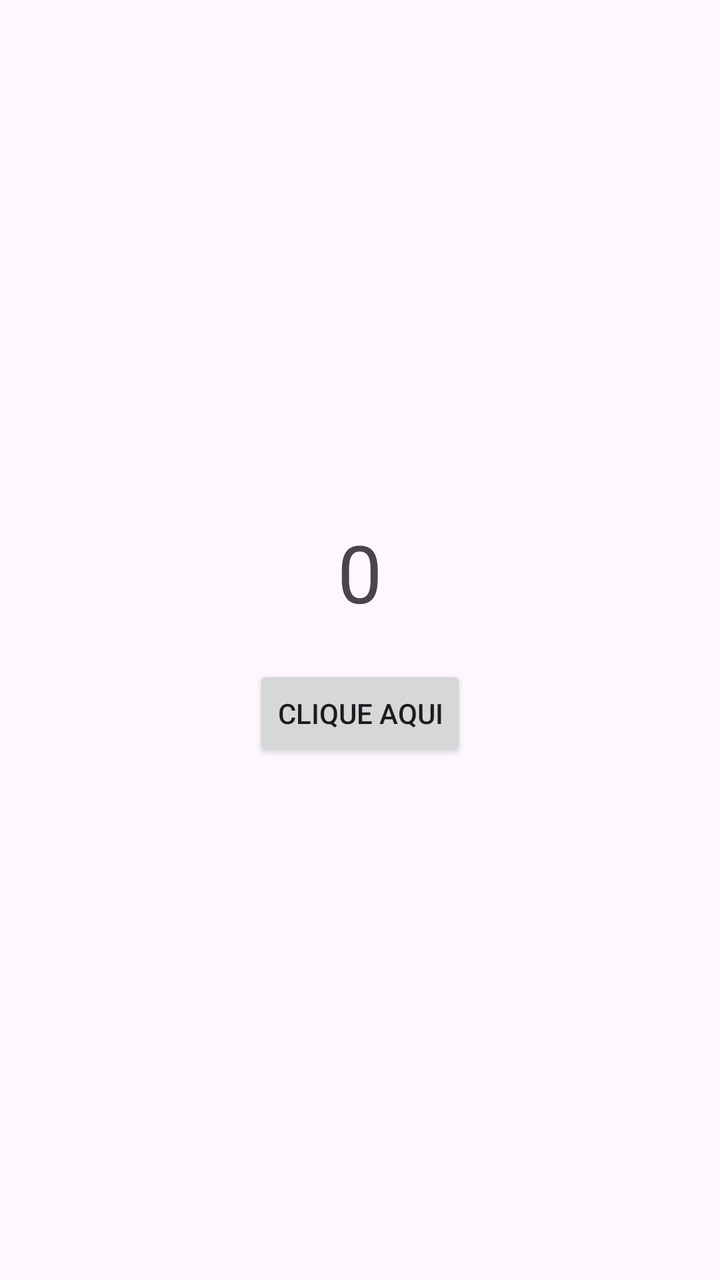
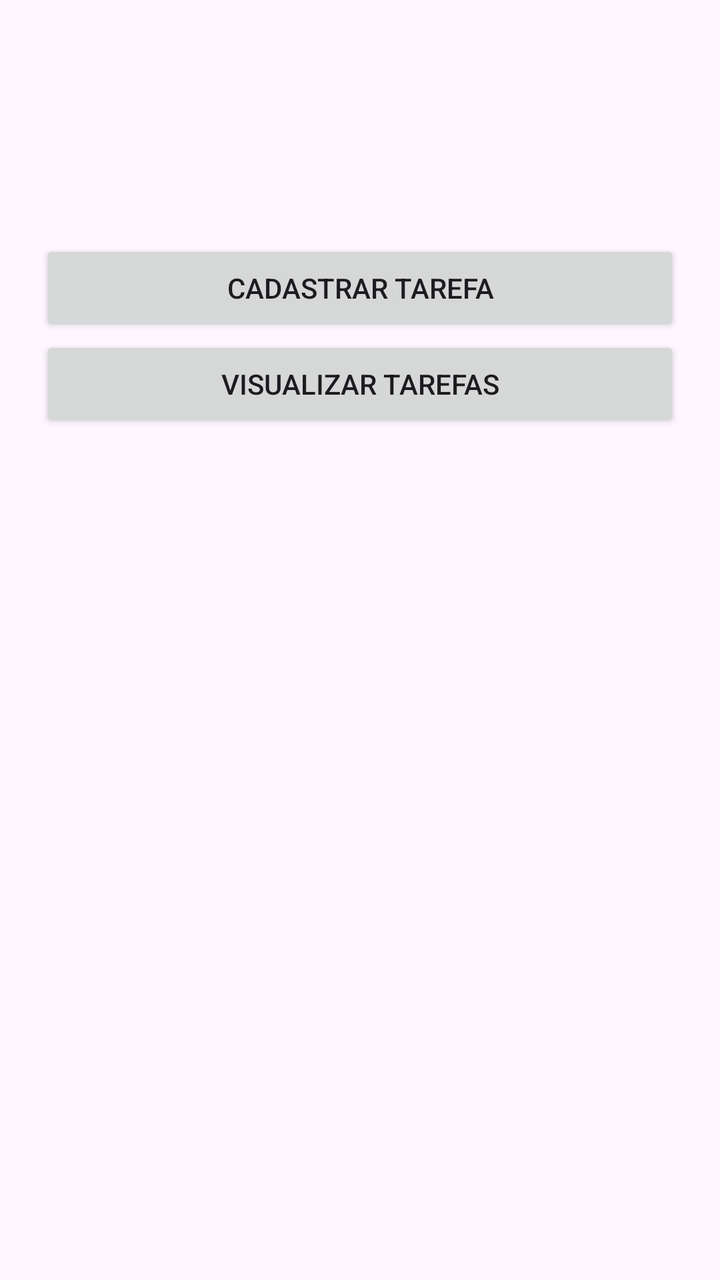

Before-and-after screenshots of an Android layout around one commit, followed by the original layout XML and the change that was made.
<!-- AndroidManifest.xml: application theme Theme.Armazenarinf -->
<!-- res/layout/activity_main.xml -->
<?xml version="1.0" encoding="utf-8"?>
<LinearLayout xmlns:android="http://schemas.android.com/apk/res/android"
    android:layout_width="match_parent"
    android:layout_height="match_parent"
    android:gravity="center"
    android:orientation="vertical">

    <TextView
        android:id="@+id/txtContador"
        android:layout_width="wrap_content"
        android:layout_height="wrap_content"
        android:text="0"
        android:textSize="40sp"
        android:layout_marginBottom="20dp"/>

    <Button
        android:id="@+id/btnClique"
        android:layout_width="wrap_content"
        android:layout_height="wrap_content"
        android:text="Clique aqui"/>

</LinearLayout>
<!-- resources referenced by this layout -->
<resources>
  <style name="Theme.Armazenarinf" parent="Base.Theme.Armazenarinf" />
  <style name="Base.Theme.Armazenarinf" parent="Theme.Material3.DayNight.NoActionBar">
          
          
      </style>
</resources>

<!-- the commit's change to res/layout/activity_main.xml (unified diff, before → after) -->
@@ -2,21 +2,19 @@
 <LinearLayout xmlns:android="http://schemas.android.com/apk/res/android"
     android:layout_width="match_parent"
     android:layout_height="match_parent"
-    android:gravity="center"
-    android:orientation="vertical">
-
-    <TextView
-        android:id="@+id/txtContador"
-        android:layout_width="wrap_content"
-        android:layout_height="wrap_content"
-        android:text="0"
-        android:textSize="40sp"
-        android:layout_marginBottom="20dp"/>
+    android:orientation="vertical"
+    android:padding="20dp">
 
     <Button
-        android:id="@+id/btnClique"
-        android:layout_width="wrap_content"
+        android:id="@+id/btnCadastrar"
+        android:layout_width="match_parent"
         android:layout_height="wrap_content"
-        android:text="Clique aqui"/>
+        android:layout_marginTop="100dp"
+        android:text="Cadastrar Tarefa" />
 
+    <Button
+        android:id="@+id/btnVisualizar"
+        android:layout_width="match_parent"
+        android:layout_height="wrap_content"
+        android:text="Visualizar Tarefas" />
 </LinearLayout>
